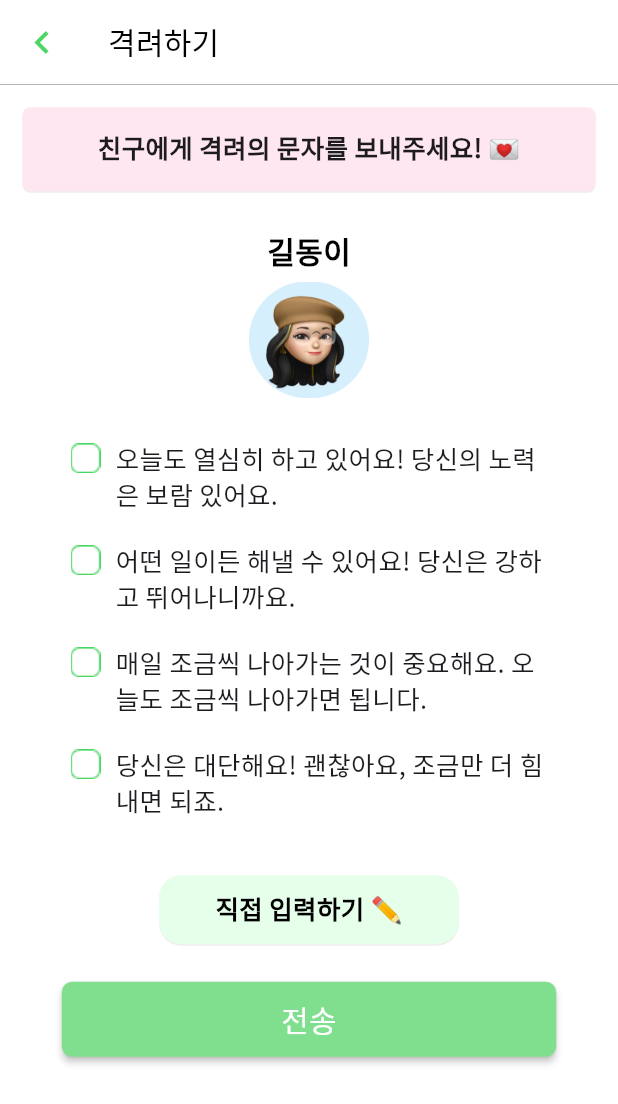
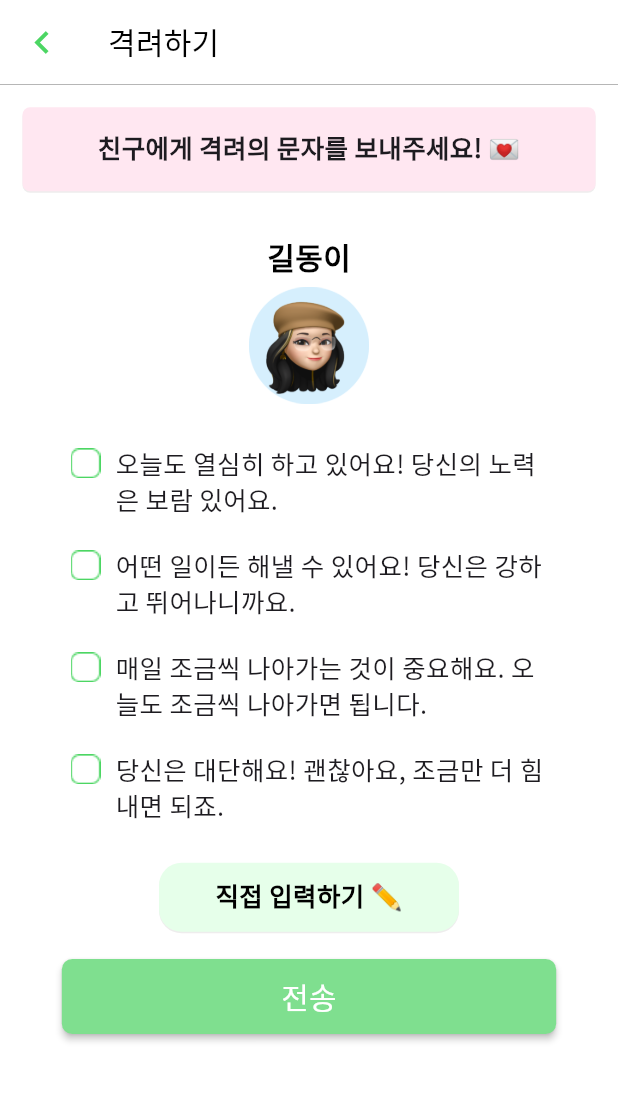
Before and after one commit to aengzu/HCI_03, a Flutter app: the SpurOnScreen screen opened directly, on a phone screen of 412 x 824 dp. Shown: the top 1104 px of the screen. Run offline on Flutter 3.47's test engine with Material 3 defaults, Android fonts, the phone set to English and light mode, and no system bars; our stand-ins replace fl_chart, font_awesome_flutter, get, google_fonts, table_calendar.

Commit message:
fix: 격려하기 overflow

```diff
--- a/lib/screens/battle/spur_on_screen.dart
+++ b/lib/screens/battle/spur_on_screen.dart
@@ -50,6 +50,9 @@ class _SpurOnScreenState extends State<SpurOnScreen> {
 
   @override
   Widget build(BuildContext context) {
+    Size screenSize = MediaQuery.of(context).size;
+    double screenWidth = screenSize.width;
+    double screenHeight = screenSize.height;
     return Scaffold(
       appBar: AppBar(
         leading: GestureDetector(
@@ -76,15 +79,15 @@ class _SpurOnScreenState extends State<SpurOnScreen> {
         child: Column(
           children: [
             const SpurOnTopBarWidget(),
-            const SizedBox(
-              height: 25.0,
+            SizedBox(
+              height: screenHeight*0.035,
             ),
             targetProfile(),
-            const SizedBox(
-              height: 17.0,
+            SizedBox(
+              height: screenHeight*0.02,
             ),
             Container(
-              height: 300.0,
+              height: screenHeight*0.35,
               child: ListView.builder(
                 itemCount: widget.comments.length,
                 padding:
@@ -102,8 +105,8 @@ class _SpurOnScreenState extends State<SpurOnScreen> {
                 child: Column(
                   children: [
                     const InputSpurCommentWidget(),
-                    const SizedBox(
-                      height: 25.0,
+                    SizedBox(
+                      height: screenHeight*0.022,
                     ),
                       CustomButtonLight(label: "전송", onPressed: (){
                         Navigator.pop(context);
```
